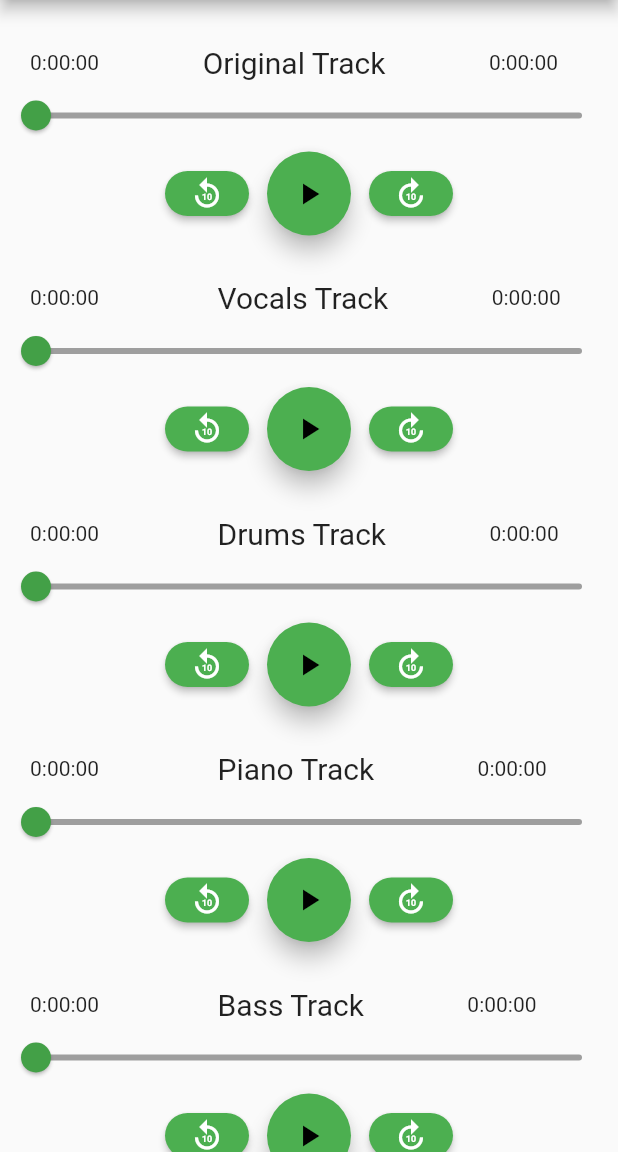
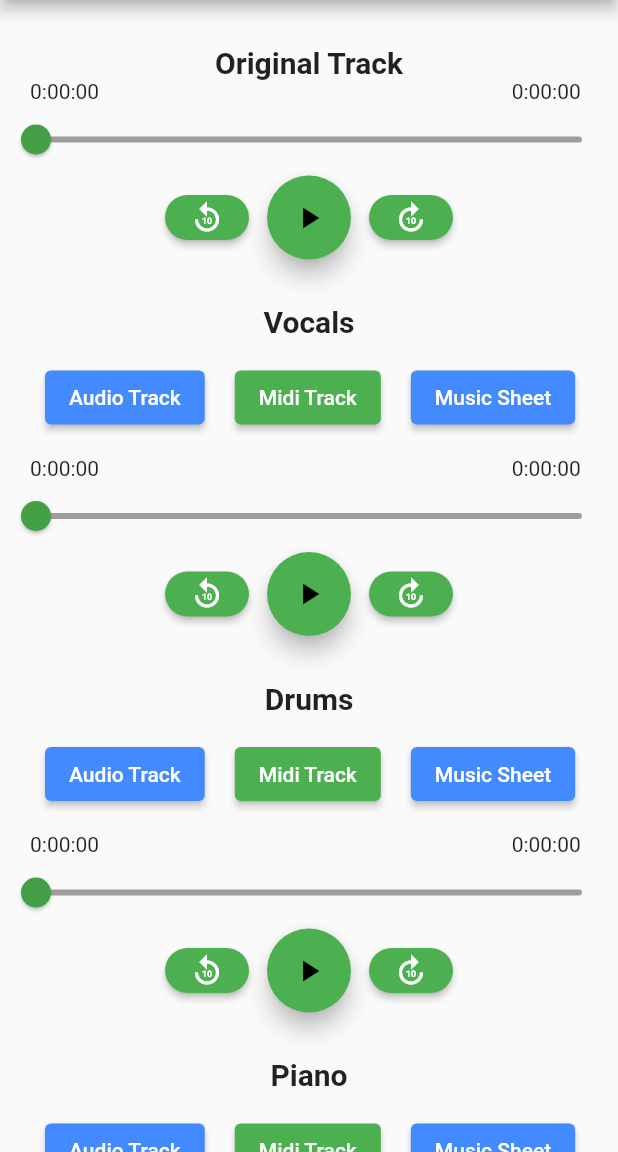
Before and after one commit to Georges7Haddad/FYP_APP, a Flutter app: the screen it shows after launch, after a tap on "Import Audio", on a phone screen of 412 x 824 dp, the part 84-1236 px from its top. Run offline on Flutter 3.47's test engine with Material 2 defaults, Android fonts, the phone set to English and light mode, and no system bars; our stand-ins replace assets_audio_player, file, file_picker, get, shared_preferences; missing offline and left inert: flutter_audio_recorder; network calls fail.

Commit message:
[Fix] UI/UX Improvement

```diff
--- a/lib/TracksScreen.dart
+++ b/lib/TracksScreen.dart
@@ -1,3 +1,4 @@
+import 'dart:convert';
 import 'dart:io' as io;
 import 'package:assets_audio_player/assets_audio_player.dart';
 import 'package:flutter/material.dart';
@@ -13,6 +14,16 @@ final drumsTrackPlayer = AssetsAudioPlayer.newPlayer();
 final pianoTrackPlayer = AssetsAudioPlayer.newPlayer();
 final bassTrackPlayer = AssetsAudioPlayer.newPlayer();
 final otherTrackPlayer = AssetsAudioPlayer.newPlayer();
+var uri;
+var rand;
+Future myFuture;
+var playerMap = {
+  "vocals": vocalsTrackPlayer,
+  "drums": drumsTrackPlayer,
+  "piano": pianoTrackPlayer,
+  "bass": bassTrackPlayer,
+  "other": otherTrackPlayer,
+};
 
 openTrackInPlayer(trackPlayer, filePath) {
   try {
@@ -28,61 +39,46 @@ openTrackInPlayer(trackPlayer, filePath) {
   }
 }
 
-Future<http.Response> splitAudio(String audioPath) async {
-  // Set URI
-  var uri;
+setUri() {
   if (io.Platform.isIOS) {
     uri = 'http://127.0.0.1:8000/api/';
   } else {
     uri = 'http://10.0.2.2:8000/api/';
   }
+}
 
+Future<http.Response> sendOriginalTrack(String audioPath) async {
   // Original Track File Bytes
   var originalFileBytes = io.File(audioPath).readAsBytesSync();
-
-  // Set File Path
-  io.Directory appDocDirectory = await getTemporaryDirectory();
-  // Initialize Files
-  var vocalsFilePath = appDocDirectory.path + "/vocals.wav";
-  var vocalsFile = io.File(vocalsFilePath);
-  var drumsFilePath = appDocDirectory.path + "/drums.wav";
-  var drumsFile = io.File(drumsFilePath);
-  var pianoFilePath = appDocDirectory.path + "/piano.wav";
-  var pianoFile = io.File(pianoFilePath);
-  var bassFilePath = appDocDirectory.path + "/bass.wav";
-  var bassFile = io.File(bassFilePath);
-  var otherFilePath = appDocDirectory.path + "/other.wav";
-  var otherFile = io.File(otherFilePath);
 
   // Post Original Track + Get Vocals Track
   var request = http.MultipartRequest('POST', Uri.parse(uri + 'split/'))
     ..files.add(http.MultipartFile.fromBytes("file", originalFileBytes,
         filename: "file", contentType: MediaType('audio', 'mpeg')));
   var streamResponse = await request.send();
+  final bodyStr = await streamResponse.stream.bytesToString();
+  var valueMap = json.decode(bodyStr);
+  rand = valueMap["rand"];
+}
+
+Future<http.Response> getTrack(instrument) async {
+  // Set File Path
+  io.Directory appDocDirectory = await getTemporaryDirectory();
+  // Initialize Files
+  var filePath = appDocDirectory.path + "/$instrument.wav";
+  var file = io.File(filePath);
 
   // Get Tracks
-  var vocalsResponse = await http.get(Uri.parse(uri + 'vocals/'));
-  var drumsResponse = await http.get(Uri.parse(uri + 'drums/'));
-  var pianoResponse = await http.get(Uri.parse(uri + 'piano/'));
-  var bassResponse = await http.get(Uri.parse(uri + 'bass/'));
-  var otherResponse = await http.get(Uri.parse(uri + 'other/'));
+  var response = await http.get(Uri.parse(uri + '$instrument/$rand/'));
 
   // Write response files
-  vocalsFile.writeAsBytesSync(vocalsResponse.bodyBytes);
-  drumsFile.writeAsBytesSync(drumsResponse.bodyBytes);
-  pianoFile.writeAsBytesSync(pianoResponse.bodyBytes);
-  bassFile.writeAsBytesSync(bassResponse.bodyBytes);
-  otherFile.writeAsBytesSync(otherResponse.bodyBytes);
+  file.writeAsBytesSync(response.bodyBytes);
 
   // Setting audio players
-  if (streamResponse.statusCode == 201) {
-    openTrackInPlayer(vocalsTrackPlayer, vocalsFilePath);
-    openTrackInPlayer(drumsTrackPlayer, drumsFilePath);
-    openTrackInPlayer(pianoTrackPlayer, pianoFilePath);
-    openTrackInPlayer(bassTrackPlayer, bassFilePath);
-    openTrackInPlayer(otherTrackPlayer, otherFilePath);
+  openTrackInPlayer(playerMap[instrument], filePath);
+  if (response.statusCode == 200) {
   } else {
-    throw Exception('Failed to split Track');
+    throw Exception('Failed to get $instrument track');
   }
 }
 
@@ -124,9 +120,10 @@ class TracksScreen extends StatefulWidget {
 class _TracksScreenState extends State<TracksScreen> {
   @override
   void initState() {
+    setUri();
     super.initState();
     initializeOriginalTrack(widget.audioPath);
-    splitAudio(widget.audioPath);
+    myFuture = sendOriginalTrack(widget.audioPath);
   }
 
   @override
@@ -171,6 +168,12 @@ class _TracksScreenState extends State<TracksScreen> {
             SizedBox(
               height: 30,
             ),
+            Center(
+              child: Text(
+                "Original Track",
+                style: TextStyle(fontWeight: FontWeight.bold, fontSize: 20),
+              ),
+            ),
             // Original Track Player
             originalTrackPlayer.builderRealtimePlayingInfos(
                 builder: (context, infos) {
@@ -179,10 +182,10 @@ class _TracksScreenState extends State<TracksScreen> {
               }
               var currentTimeInSeconds = int.parse(
                   infos.currentPosition.inSeconds.toString().split(".")[0]);
-              return playerBuilder(originalTrackPlayer, infos,
-                  currentTimeInSeconds, "Original Track");
+              return playerBuilder(
+                  originalTrackPlayer, infos, currentTimeInSeconds);
             }),
-
+            buttonsBuilder("vocals"),
             // Vocals Track Player
             vocalsTrackPlayer.builderRealtimePlayingInfos(
                 builder: (context, infos) {
@@ -191,9 +194,10 @@ class _TracksScreenState extends State<TracksScreen> {
               }
               var currentTimeInSeconds = int.parse(
                   infos.currentPosition.inSeconds.toString().split(".")[0]);
-              return playerBuilder(vocalsTrackPlayer, infos,
-                  currentTimeInSeconds, "  Vocals Track");
+              return playerBuilder(
+                  vocalsTrackPlayer, infos, currentTimeInSeconds);
             }),
+            buttonsBuilder("drums"),
             // Drums Track Player
             drumsTrackPlayer.builderRealtimePlayingInfos(
                 builder: (context, infos) {
@@ -202,10 +206,11 @@ class _TracksScreenState extends State<TracksScreen> {
               }
               var currentTimeInSeconds = int.parse(
                   infos.currentPosition.inSeconds.toString().split(".")[0]);
-              return playerBuilder(drumsTrackPlayer, infos,
-                  currentTimeInSeconds, "  Drums Track");
+              return playerBuilder(
+                  drumsTrackPlayer, infos, currentTimeInSeconds);
             }),
-            // Vocals Track Player
+            buttonsBuilder("piano"),
+            // Piano Track Player
             pianoTrackPlayer.builderRealtimePlayingInfos(
                 builder: (context, infos) {
               if (infos == null) {
@@ -213,10 +218,11 @@ class _TracksScreenState extends State<TracksScreen> {
               }
               var currentTimeInSeconds = int.parse(
                   infos.currentPosition.inSeconds.toString().split(".")[0]);
-              return playerBuilder(pianoTrackPlayer, infos,
-                  currentTimeInSeconds, "  Piano Track");
+              return playerBuilder(
+                  pianoTrackPlayer, infos, currentTimeInSeconds);
             }),
-            // Vocals Track Player
+            buttonsBuilder("bass"),
+            // Bass Track Player
             bassTrackPlayer.builderRealtimePlayingInfos(
                 builder: (context, infos) {
               if (infos == null) {
@@ -225,9 +231,10 @@ class _TracksScreenState extends State<TracksScreen> {
               var currentTimeInSeconds = int.parse(
                   infos.currentPosition.inSeconds.toString().split(".")[0]);
               return playerBuilder(
-                  bassTrackPlayer, infos, currentTimeInSeconds, "  Bass Track");
+                  bassTrackPlayer, infos, currentTimeInSeconds);
             }),
-            // Vocals Track Player
+            buttonsBuilder("other"),
+            // Other Track Player
             otherTrackPlayer.builderRealtimePlayingInfos(
                 builder: (context, infos) {
               if (infos == null) {
@@ -235,14 +242,83 @@ class _TracksScreenState extends State<TracksScreen> {
               }
               var currentTimeInSeconds = int.parse(
                   infos.currentPosition.inSeconds.toString().split(".")[0]);
-              return playerBuilder(otherTrackPlayer, infos,
-                  currentTimeInSeconds, "  Other Track");
-            }),
-          ])),
+              return playerBuilder(
+                  otherTrackPlayer, infos, currentTimeInSeconds);
+            })
+          ],
+        )));
+  }
+
+  buttonsBuilder(instrument) {
+    return FutureBuilder(
+        future: myFuture,
+        builder: (context, snapshot) {
+          if (snapshot.connectionState == ConnectionState.done) {
+            return Column(
+              children: [
+                Container(
+                  margin: const EdgeInsets.only(bottom: 15.0),
+                  child: Text(
+                    "${instrument[0].toUpperCase()}${instrument.substring(1)}",
+                    style: TextStyle(fontWeight: FontWeight.bold, fontSize: 20),
+                  ),
+                ),
+                Row(
+                  children: [
+                    Container(
+                      margin: const EdgeInsets.only(left: 30.0, bottom: 15.0),
+                      // width: ,
+                      child: ElevatedButton(
+                        onPressed: () {
+                          getTrack(instrument);
+                        },
+                        style: ButtonStyle(
+                          backgroundColor: MaterialStateColor.resolveWith(
+                              (states) => Colors.blueAccent),
+                        ),
+                        child: Text("Audio Track"),
+                      ),
+                    ),
+                    Container(
+                      margin: const EdgeInsets.only(left: 20.0, bottom: 15.0),
+                      child: ElevatedButton(
+                        onPressed: () {},
+                        style: ButtonStyle(
+                          backgroundColor: MaterialStateColor.resolveWith(
+                              (states) => Colors.green),
+                        ),
+                        child: Text("Midi Track"),
+                      ),
+                    ),
+                    Container(
+                      margin: const EdgeInsets.only(left: 20.0, bottom: 15.0),
+                      child: ElevatedButton(
+                        onPressed: () {},
+                        style: ButtonStyle(
+                          backgroundColor: MaterialStateColor.resolveWith(
+                              (states) => Colors.blueAccent),
+                        ),
+                        child: Text("Music Sheet"),
+                      ),
+                    ),
+                  ],
+                ),
+              ],
+            );
+          } else {
+            return Column(
+              children: [
+                SizedBox(
+                  height: 20,
+                ),
+                Center(child: CircularProgressIndicator())
+              ],
             );
           }
+        });
+  }
 
-  playerBuilder(audioPlayer, infos, currentTimeInSeconds, trackName) {
+  playerBuilder(audioPlayer, infos, currentTimeInSeconds) {
     return Column(
       children: [
         Row(children: [
@@ -251,14 +327,7 @@ class _TracksScreenState extends State<TracksScreen> {
           ),
           Text("${infos.currentPosition.toString().split(".")[0]}"),
           SizedBox(
-            width: 69,
-          ),
-          Text(
-            trackName,
-            style: TextStyle(fontSize: 20),
-          ),
-          SizedBox(
-            width: 69,
+            width: 275,
           ),
           Text("${infos.duration.toString().split(".")[0]}"),
         ]),
@@ -295,7 +364,7 @@ class _TracksScreenState extends State<TracksScreen> {
               width: 12,
             ),
             FloatingActionButton(
-                heroTag: trackName,
+                heroTag: infos.toString(),
                 backgroundColor: Colors.green,
                 child: Icon(
                   infos.isPlaying ? Icons.pause : Icons.play_arrow,
```
Lines whose indentation alone changed are shown as unchanged.
